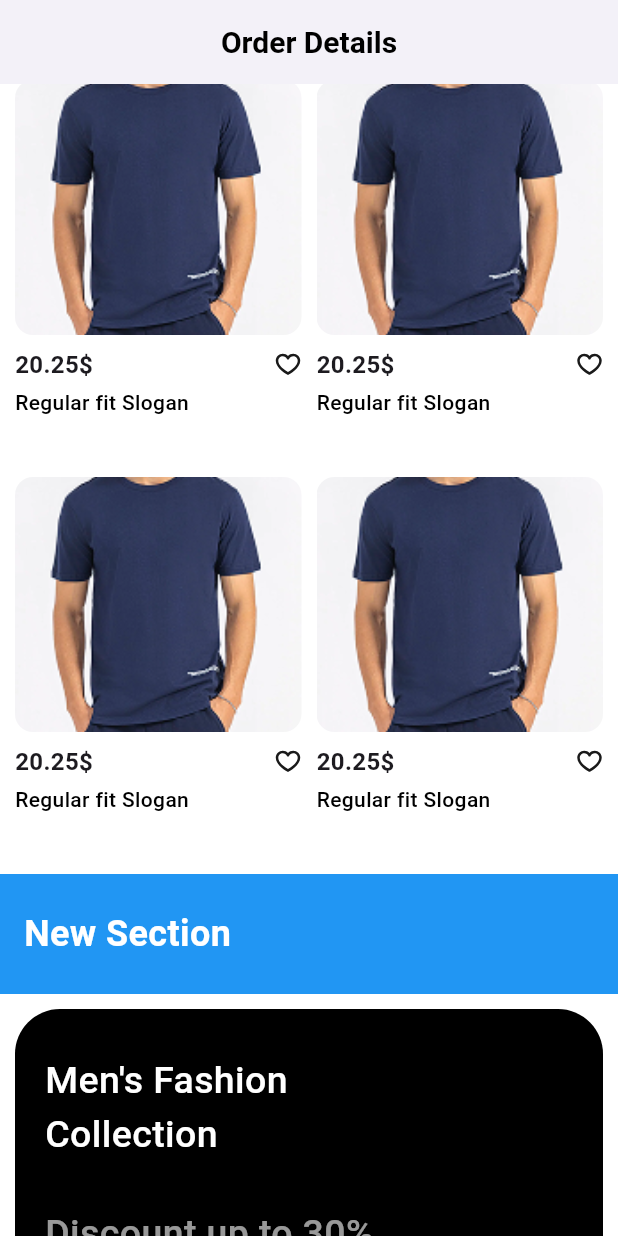
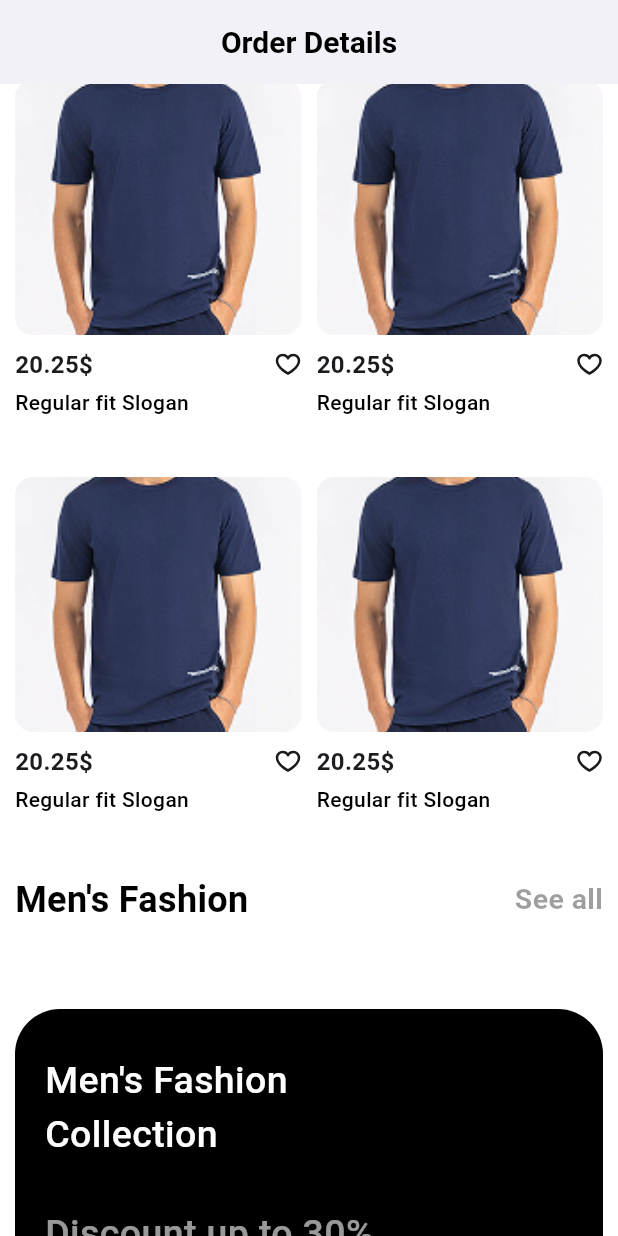
Before and after one commit to jovidonxalilov/flutter, a Flutter app: the screen it shows after launch, scrolled down 2304 dp, on a phone screen of 412 x 824 dp. Run offline on Flutter 3.47's test engine with Material 3 defaults, Android fonts, the phone set to English and light mode, and no system bars; our stand-ins replace dio, flutter_screenutil, flutter_svg, go_router; accounts and stored records are empty.

Commit message:
o'zgarishlar

```diff
--- a/lib/loggy/page/scroll.dart
+++ b/lib/loggy/page/scroll.dart
@@ -36,8 +36,6 @@ class Scroll extends StatelessWidget {
             ),
             centerTitle: true,
           ),
-
-          // Birinchi SliverPersistentHeader
           SliverPersistentHeader(
             pinned: false,
             floating: true,
@@ -124,24 +122,34 @@ class Scroll extends StatelessWidget {
             ),
           ),
           SliverPersistentHeader(
-            pinned: true,
+            pinned: false,
             floating: true,
             delegate: _SliverAppBarDelegate(
-              child: Container(
-                color: Colors.blue,
-                padding: const EdgeInsets.all(16.0),
-                alignment: Alignment.centerLeft,
-                child: Text(
-                  "New Section",
-                  style: TextStyle(
-                      color: Colors.white,
-                      fontSize: 24,
-                      fontWeight: FontWeight.bold),
+              child: Padding(
+                padding: const EdgeInsets.only(left: 10.0, right: 10),
+                child: Row(
+                  children: [
+                    Expanded(
+                      child: Text(
+                        "Men's Fashion",
+                        style: TextStyle(
+                            color: Colors.black,
+                            fontSize: 24,
+                            fontWeight: FontWeight.bold),
+                      ),
+                    ),
+                    Text(
+                      "See all",
+                      style: TextStyle(
+                          color: Colors.black38,
+                          fontSize: 19,
+                          fontWeight: FontWeight.bold),
+                    ),
+                  ],
                 ),
               ),
             ),
           ),
-
           SliverPadding(
             padding: const EdgeInsets.symmetric(horizontal: 10, vertical: 10),
             sliver: SliverGrid(
```
